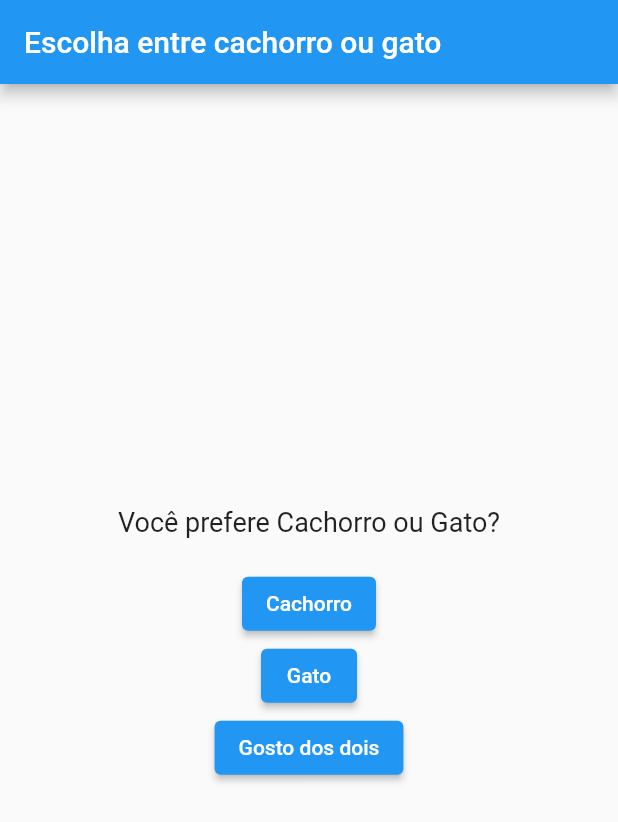
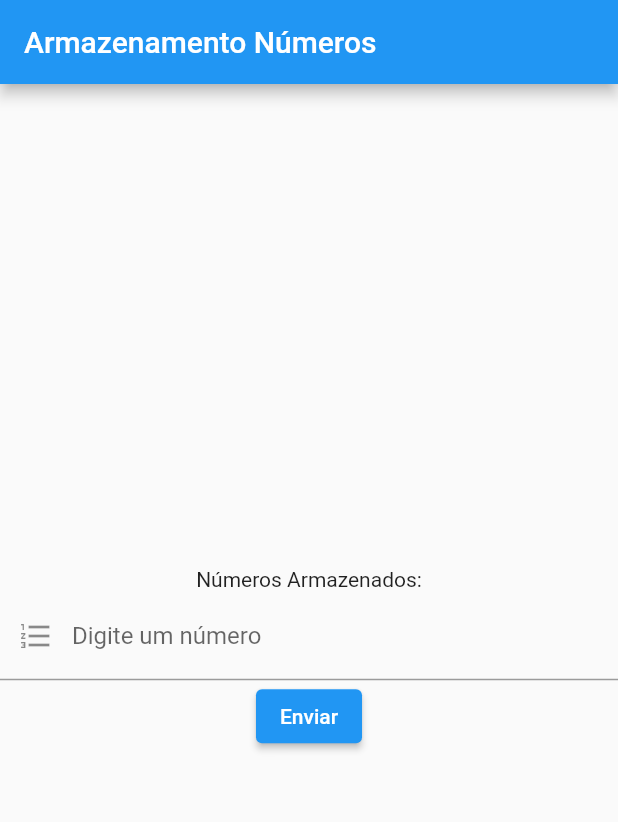
Before and after one commit to Leoscan/SharedPreferences, a Flutter app: the screen it shows after launch, on a phone screen of 412 x 824 dp. Shown: the top 822 px of the screen. Run offline on Flutter 3.47's test engine with Material 2 defaults, Android fonts, the phone set to English and light mode, and no system bars; our stand-ins replace shared_preferences.

Commit message:
first commit

```diff
--- a/prj_dev_mobile/lib/main.dart
+++ b/prj_dev_mobile/lib/main.dart
@@ -1,81 +1,83 @@
 import 'package:flutter/material.dart';
+import 'package:shared_preferences/shared_preferences.dart';
+import 'package:flutter/material.dart';
+import 'package:shared_preferences/shared_preferences.dart';
 
-void main() {
-  runApp(const MyApp());
-}
+void main() => runApp(MyApp());
 
 class MyApp extends StatelessWidget {
-  const MyApp({Key? key});
-
   @override
   Widget build(BuildContext context) {
     return MaterialApp(
-      title: 'Escolha entre Cachorro ou Gato',
-      home: const Home(),
+      home: MyHomePage(),
     );
   }
 }
 
-class Home extends StatefulWidget {
-  const Home({Key? key});
+class MyHomePage extends StatefulWidget {
+  @override
+  _MyHomePageState createState() => _MyHomePageState();
+}
+
+class _MyHomePageState extends State<MyHomePage> {
+  TextEditingController _controller = TextEditingController();
+  List<String> _storedNumbers = [];
 
   @override
-  _HomeState createState() => _HomeState();
-}
+  void initState() {
+    super.initState();
+    _loadStoredNumbers();
+  }
 
-class _HomeState extends State<Home> {
-  String _imagemUrl = '';
+  _loadStoredNumbers() async {
+    SharedPreferences prefs = await SharedPreferences.getInstance();
+    setState(() {
+      _storedNumbers = prefs.getStringList('numbers') ?? [];
+    });
+  }
 
-  void _escolherOpcao(String escolha) {
-    setState(() {
-      if (escolha == 'Cachorro') {
-        _imagemUrl =
-            'https://media.istockphoto.com/id/479809942/pt/foto/dachshund-isolado-no-fundo-branco-castanha-de-c%C3%A3o-olhando-para-cima.jpg?s=612x612&w=0&k=20&c=cW3WEgg8FhvxQgnG1u7HyCiMHzpqwm-8rJjC3McCdb0='; // Substitua pela URL da imagem do cachorro
-      } else if (escolha == 'Gato') {
-        _imagemUrl =
-            'https://png.pngtree.com/thumb_back/fw800/background/20210831/pngtree-cat-carrying-one-leg-of-a-cat-white-background-image_769565.jpg'; // Substitua pela URL da imagem do gato
-      } else if (escolha == 'Gosto dos dois') {
-        _imagemUrl =
-            'https://media.istockphoto.com/id/504907820/pt/foto/cachorrinho-e-dachshund-filhote-de-gato.jpg?s=1024x1024&w=is&k=20&c=QH5Isq5CrSxr2u0HGfPI_4mTDSZvd7rmhVGbud0vBs0='; // Substitua pela URL da imagem de ambos
-      }
-    });
+  _saveNumber(String number) async {
+    SharedPreferences prefs = await SharedPreferences.getInstance();
+    _storedNumbers.add(number);
+    await prefs.setStringList('numbers', _storedNumbers);
+  }
+
+  _onOkButtonPressed() {
+    String inputNumber = _controller.text;
+    _saveNumber(inputNumber);
+    _loadStoredNumbers();
+    _controller.clear();
   }
 
   @override
   Widget build(BuildContext context) {
     return Scaffold(
       appBar: AppBar(
-        title: Text('Escolha entre cachorro ou gato'),
+        title: Text('Armazenamento Números'),
       ),
       body: Center(
         child: Column(
           mainAxisAlignment: MainAxisAlignment.center,
           children: <Widget>[
-            Text(
-              'Você prefere Cachorro ou Gato?',
-              style: TextStyle(fontSize: 18),
+            Text('Números Armazenados:'),
+            Column(
+              children: _storedNumbers.map((number) {
+                return Text(number);
+              }).toList(),
             ),
-            SizedBox(height: 20),
-            ElevatedButton(
-              onPressed: () => _escolherOpcao('Cachorro'),
-              child: Text('Cachorro'),
+            TextField(
+              controller: _controller,
+              keyboardType: TextInputType.number,
+              minLines: 1,
+              decoration: InputDecoration(
+                labelText: 'Digite um número',
+                prefixIcon: Icon(Icons.format_list_numbered),
+              ),
             ),
             ElevatedButton(
-              onPressed: () => _escolherOpcao('Gato'),
-              child: Text('Gato'),
+              onPressed: _onOkButtonPressed,
+              child: Text('Enviar'),
             ),
-            ElevatedButton(
-              onPressed: () => _escolherOpcao('Gosto dos dois'),
-              child: Text('Gosto dos dois'),
-            ),
-            SizedBox(height: 20),
-            _imagemUrl.isNotEmpty
-                ? Image.network(
-                    _imagemUrl,
-                    width: 200,
-                    height: 200,
-                  )
-                : Container(),
           ],
         ),
       ),
--- a/prj_dev_mobile/pubspec.yaml
+++ b/prj_dev_mobile/pubspec.yaml
@@ -30,6 +30,7 @@ environment:
 dependencies:
   flutter:
     sdk: flutter
+  shared_preferences: ^2.2.2
 
 
   # The following adds the Cupertino Icons font to your application.
```
Also changed, not shown: prj_dev_mobile/lib/main-Animacoes.dart (deleted, +0 -90 lines), prj_dev_mobile/lib/main-Etapa1.dart (deleted, +0 -32 lines), prj_dev_mobile/pubspec.lock, 1 other file.
